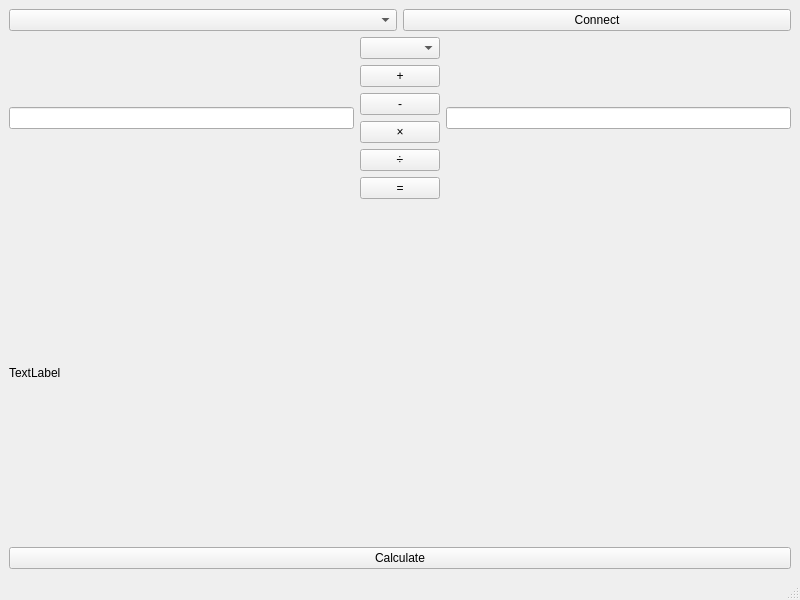
Before: the Qt Designer form GUIClient/mainwindow.ui in OlisCode/StudiumRechner, drawn with Qt 5.
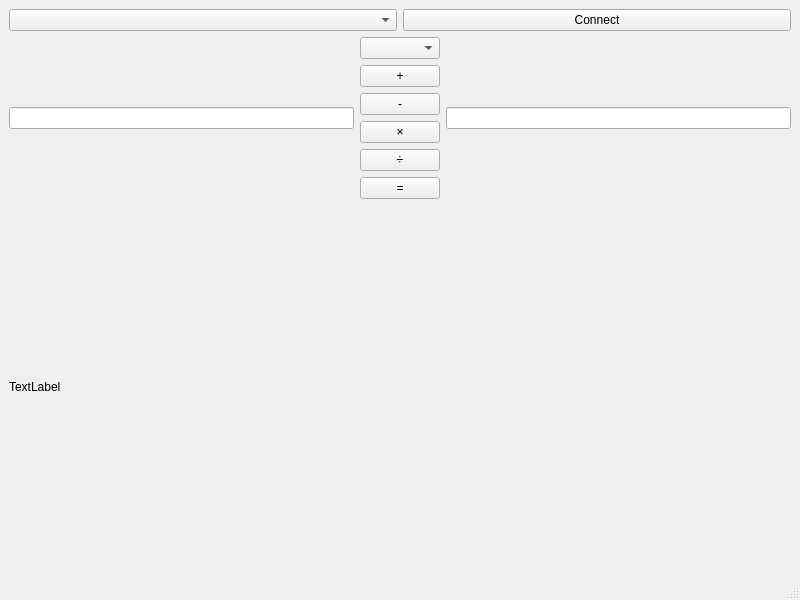
After: the same form once the commit is applied.

Commit message: Changed button names

Patch:
```diff
--- a/GUIClient/mainwindow.ui
+++ b/GUIClient/mainwindow.ui
@@ -16,7 +16,7 @@
   <widget class="QWidget" name="centralwidget">
    <layout class="QGridLayout" name="gridLayout_2">
     <item row="0" column="2">
-     <layout class="QVBoxLayout" name="verticalLayout_4" stretch="0,1,0,0">
+     <layout class="QVBoxLayout" name="verticalLayout_4" stretch="0,1,0">
       <item>
        <layout class="QHBoxLayout" name="horizontalLayout_4">
         <item>
@@ -78,7 +78,7 @@
            </widget>
           </item>
           <item>
-           <widget class="QPushButton" name="pushButton_5">
+           <widget class="QPushButton" name="pushButton_Calculate">
             <property name="text">
              <string>=</string>
             </property>
@@ -98,13 +98,6 @@
         </property>
        </widget>
       </item>
-      <item>
-       <widget class="QPushButton" name="pushButton_Calculate">
-        <property name="text">
-         <string>Calculate</string>
-        </property>
-       </widget>
-      </item>
      </layout>
     </item>
    </layout>
```
Left out of the diff: 8 changed lines with no effect on the pictures.
